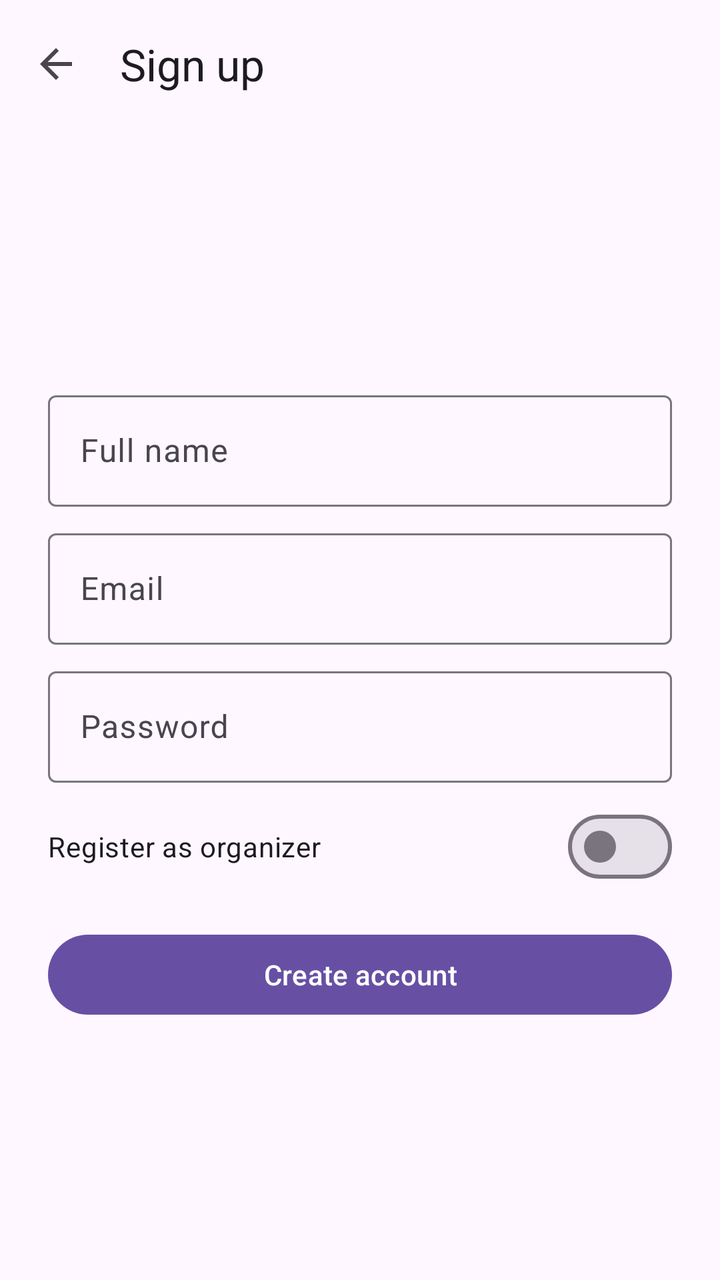
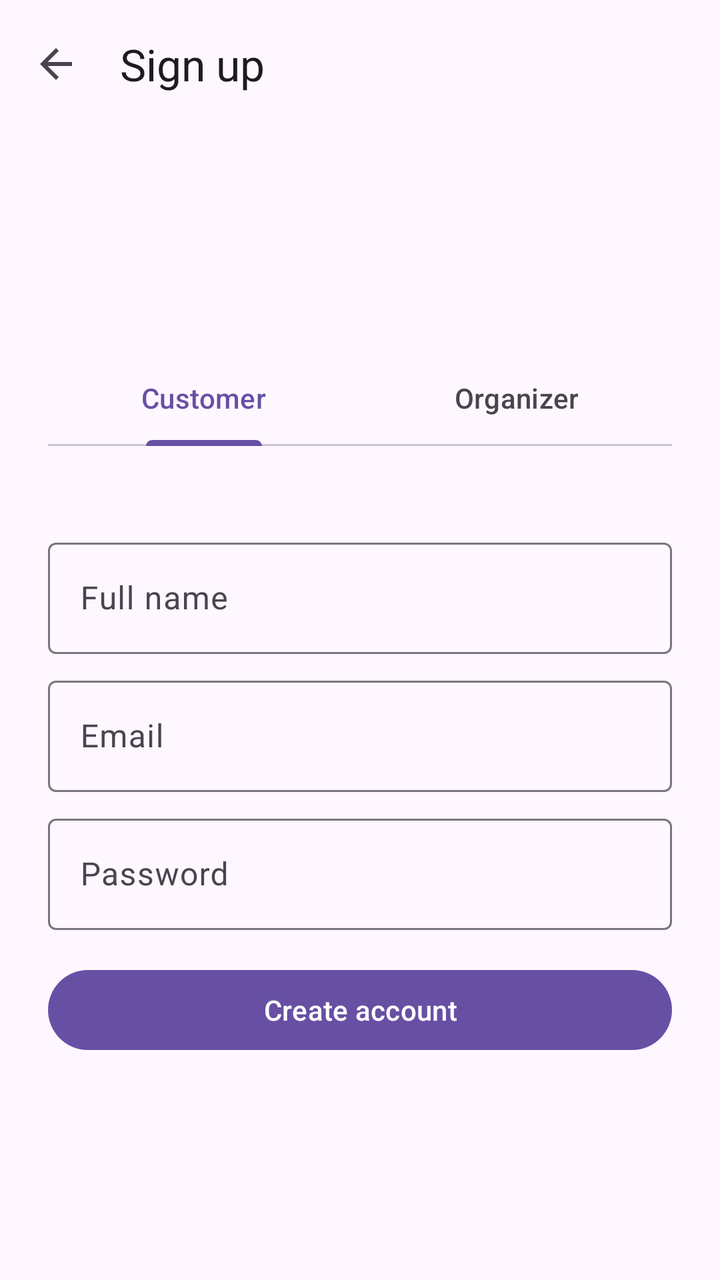

Screens rendered from an Android XML layout before and after an edit, with the pre-edit source and the edit as a unified diff.
<!-- AndroidManifest.xml: application theme Theme.Ticketree -->
<!-- res/layout/activity_sign_up.xml -->
<?xml version="1.0" encoding="utf-8"?>
<LinearLayout xmlns:android="http://schemas.android.com/apk/res/android"
    xmlns:app="http://schemas.android.com/apk/res-auto"
    android:layout_width="match_parent"
    android:layout_height="match_parent"
    android:fitsSystemWindows="true"
    android:orientation="vertical">
    <com.google.android.material.appbar.MaterialToolbar
        android:id="@+id/toolbar"
        android:layout_width="match_parent"
        android:layout_height="?attr/actionBarSize"
        app:navigationIcon="@drawable/ic_back"
        app:title="Sign up" />
<LinearLayout xmlns:android="http://schemas.android.com/apk/res/android"
    android:layout_width="match_parent"
    android:layout_height="0dp"
    android:layout_weight="1"
    android:gravity="center"
    android:orientation="vertical"
    android:padding="24dp">

    <com.google.android.material.textfield.TextInputLayout
        android:id="@+id/tilName"
        style="@style/Widget.Material3.TextInputLayout.OutlinedBox"
        android:layout_width="match_parent"
        android:layout_height="wrap_content"
        android:hint="Full name">

        <com.google.android.material.textfield.TextInputEditText
            android:id="@+id/etName"
            android:layout_width="match_parent"
            android:layout_height="wrap_content"
            android:inputType="textPersonName" />
    </com.google.android.material.textfield.TextInputLayout>

    <com.google.android.material.textfield.TextInputLayout
        android:id="@+id/tilEmail"
        style="@style/Widget.Material3.TextInputLayout.OutlinedBox"
        android:layout_width="match_parent"
        android:layout_height="wrap_content"
        android:layout_marginTop="8dp"
        android:hint="Email">

        <com.google.android.material.textfield.TextInputEditText
            android:id="@+id/etEmail"
            android:layout_width="match_parent"
            android:layout_height="wrap_content"
            android:inputType="textEmailAddress" />
    </com.google.android.material.textfield.TextInputLayout>

    <com.google.android.material.textfield.TextInputLayout
        android:id="@+id/tilPassword"
        style="@style/Widget.Material3.TextInputLayout.OutlinedBox"
        android:layout_width="match_parent"
        android:layout_height="wrap_content"
        android:layout_marginTop="8dp"
        android:hint="Password">

        <com.google.android.material.textfield.TextInputEditText
            android:id="@+id/etPassword"
            android:layout_width="match_parent"
            android:layout_height="wrap_content"
            android:inputType="textPassword" />
    </com.google.android.material.textfield.TextInputLayout>

    <com.google.android.material.materialswitch.MaterialSwitch
        android:id="@+id/swOrganizer"
        android:layout_width="match_parent"
        android:layout_height="wrap_content"
        android:layout_marginTop="8dp"
        android:text="Register as organizer" />

    <com.google.android.material.button.MaterialButton
        android:id="@+id/btnCreate"
        android:layout_width="match_parent"
        android:layout_height="wrap_content"
        android:layout_marginTop="16dp"
        android:text="Create account" />
</LinearLayout>
</LinearLayout>
<!-- resources referenced by this layout -->
<resources>
  <!-- drawable ic_back (drawable) -->
  <vector xmlns:android="http://schemas.android.com/apk/res/android"
      android:width="24dp"
      android:height="24dp"
      android:tint="?attr/colorControlNormal"
      android:viewportWidth="24"
      android:viewportHeight="24">
      <path
          android:fillColor="@android:color/white"
          android:pathData="M20,11H7.83l5.59,-5.59L12,4l-8,8 8,8 1.41,-1.41L7.83,13H20v-2z" />
  </vector>
  <style name="Theme.Ticketree" parent="Base.Theme.Ticketree" />
  <style name="Base.Theme.Ticketree" parent="Theme.Material3.DayNight.NoActionBar">
          
          
      </style>
</resources>

<!-- the commit's change to res/layout/activity_sign_up.xml (unified diff, before → after) -->
@@ -18,6 +18,30 @@
     android:gravity="center"
     android:orientation="vertical"
     android:padding="24dp">
+
+    <com.google.android.material.tabs.TabLayout
+        android:id="@+id/tabRole"
+        android:layout_width="match_parent"
+        android:layout_height="wrap_content">
+
+        <com.google.android.material.tabs.TabItem
+            android:layout_width="wrap_content"
+            android:layout_height="wrap_content"
+            android:text="Customer" />
+
+        <com.google.android.material.tabs.TabItem
+            android:layout_width="wrap_content"
+            android:layout_height="wrap_content"
+            android:text="Organizer" />
+    </com.google.android.material.tabs.TabLayout>
+
+    <com.google.android.material.textview.MaterialTextView
+        android:id="@+id/tvRoleHint"
+        android:layout_width="match_parent"
+        android:layout_height="wrap_content"
+        android:layout_marginTop="8dp"
+        android:layout_marginBottom="16dp"
+        android:textAppearance="?attr/textAppearanceBodyMedium" />
 
     <com.google.android.material.textfield.TextInputLayout
         android:id="@+id/tilName"
@@ -63,13 +87,6 @@
             android:inputType="textPassword" />
     </com.google.android.material.textfield.TextInputLayout>
 
-    <com.google.android.material.materialswitch.MaterialSwitch
-        android:id="@+id/swOrganizer"
-        android:layout_width="match_parent"
-        android:layout_height="wrap_content"
-        android:layout_marginTop="8dp"
-        android:text="Register as organizer" />
-
     <com.google.android.material.button.MaterialButton
         android:id="@+id/btnCreate"
         android:layout_width="match_parent"
